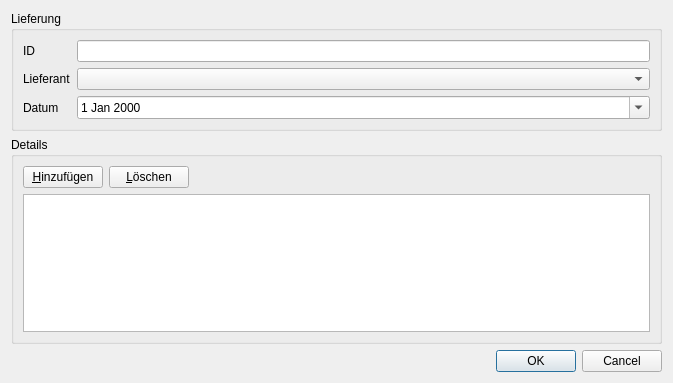
The window that ui/forms/lieferungDetailForm.ui (flurl/lagerManager) describes before a commit, drawn with Qt 5.
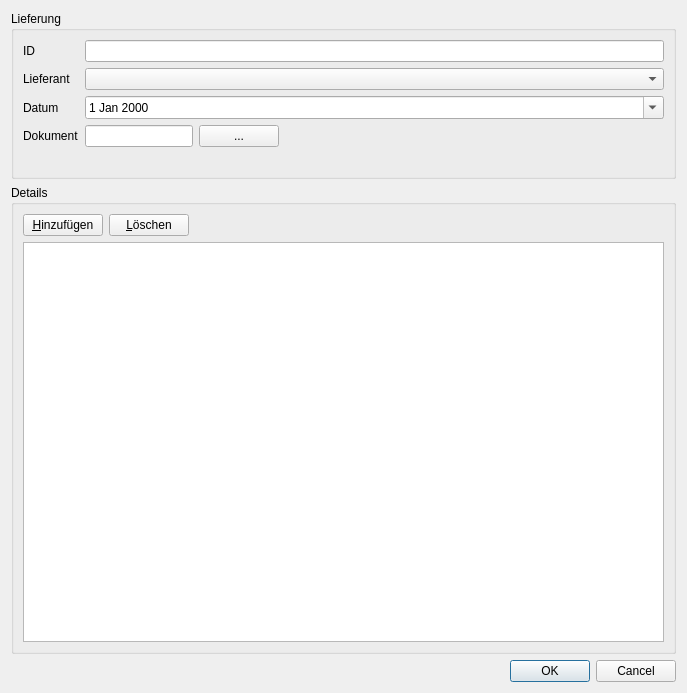
The same window after the commit. Custom widgets are drawn as their Qt base class.

Commit message: tabellenstruktur für dokumentenverwaltung geschaffen; möglichkeit zum hinzufügen eines dokuments zu einer lieferung implementiert

```diff
--- a/ui/forms/lieferungDetailForm.ui
+++ b/ui/forms/lieferungDetailForm.ui
@@ -6,8 +6,8 @@
    <rect>
     <x>0</x>
     <y>0</y>
-    <width>673</width>
-    <height>383</height>
+    <width>687</width>
+    <height>693</height>
    </rect>
   </property>
   <property name="windowTitle">
@@ -60,12 +60,69 @@
           </property>
          </widget>
         </item>
+        <item row="3" column="0">
+         <widget class="QLabel" name="label_4">
+          <property name="text">
+           <string>Dokument</string>
+          </property>
+         </widget>
+        </item>
+        <item row="3" column="1">
+         <layout class="QHBoxLayout" name="horizontalLayout_2">
+          <item>
+           <widget class="QLineEdit" name="lineEdit_dokId">
+            <property name="sizePolicy">
+             <sizepolicy hsizetype="Fixed" vsizetype="Fixed">
+              <horstretch>0</horstretch>
+              <verstretch>0</verstretch>
+             </sizepolicy>
+            </property>
+            <property name="readOnly">
+             <bool>true</bool>
+            </property>
+           </widget>
+          </item>
+          <item>
+           <widget class="QPushButton" name="pushButton_fileChooser">
+            <property name="sizePolicy">
+             <sizepolicy hsizetype="Minimum" vsizetype="Fixed">
+              <horstretch>0</horstretch>
+              <verstretch>0</verstretch>
+             </sizepolicy>
+            </property>
+            <property name="text">
+             <string>...</string>
+            </property>
+           </widget>
+          </item>
+          <item>
+           <spacer name="horizontalSpacer">
+            <property name="orientation">
+             <enum>Qt::Horizontal</enum>
+            </property>
+            <property name="sizeHint" stdset="0">
+             <size>
+              <width>40</width>
+              <height>20</height>
+             </size>
+            </property>
+           </spacer>
+          </item>
+         </layout>
+        </item>
        </layout>
       </item>
+      <item row="1" column="0">
+       <widget class="ClickableLabel" name="label_document">
+        <property name="text">
+         <string/>
+        </property>
+       </widget>
+      </item>
      </layout>
     </widget>
    </item>
-   <item row="2" column="0">
+   <item row="3" column="0">
     <widget class="QDialogButtonBox" name="buttonBox">
      <property name="orientation">
       <enum>Qt::Horizontal</enum>
@@ -75,7 +132,7 @@
      </property>
     </widget>
    </item>
-   <item row="1" column="0">
+   <item row="2" column="0">
     <widget class="QGroupBox" name="groupBox_2">
      <property name="title">
       <string>Details</string>
@@ -120,6 +177,13 @@
    </item>
   </layout>
  </widget>
+ <customwidgets>
+  <customwidget>
+   <class>ClickableLabel</class>
+   <extends>QLabel</extends>
+   <header>lib.ClickableLabel</header>
+  </customwidget>
+ </customwidgets>
  <resources/>
  <connections>
   <connection>
```
The commit also changes 5 other files.
